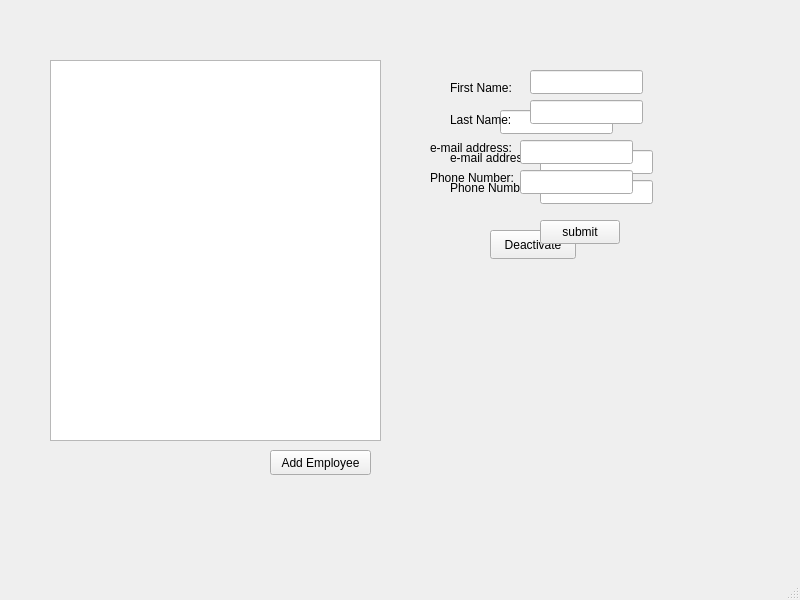
This is SquareHackathon/mainwindow.ui in rbrueda/System-of-Style as Qt 5 draws it before an edit. The edited form follows.
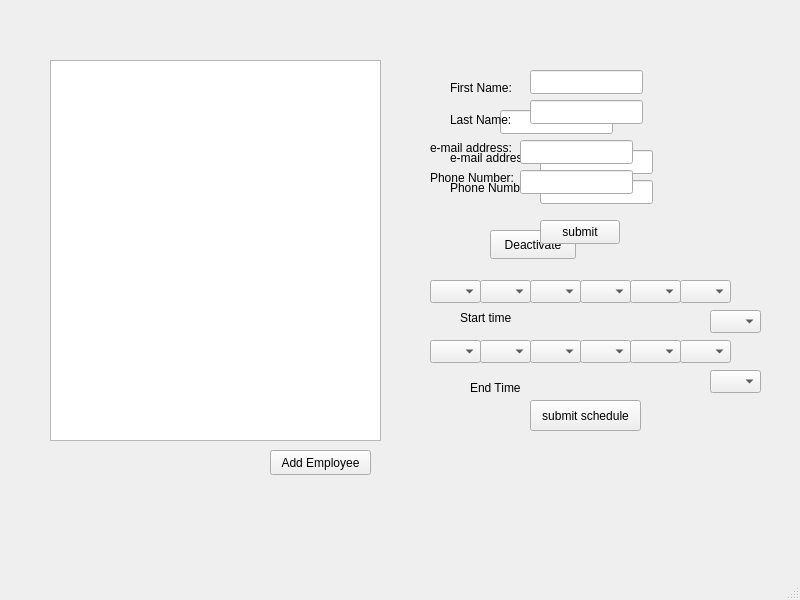
This is the edited form. The open tabs and pages were chosen to show the change.

Commit message: Populated dropdowns for employee dropdown

```diff
--- a/SquareHackathon/mainwindow.ui
+++ b/SquareHackathon/mainwindow.ui
@@ -260,6 +260,185 @@
         <string>submit</string>
        </property>
       </widget>
+      <widget class="QComboBox" name="monStartAddEmployee">
+       <property name="geometry">
+        <rect>
+         <x>0</x>
+         <y>210</y>
+         <width>51</width>
+         <height>23</height>
+        </rect>
+       </property>
+      </widget>
+      <widget class="QComboBox" name="tuesStartAddEmployee">
+       <property name="geometry">
+        <rect>
+         <x>50</x>
+         <y>210</y>
+         <width>51</width>
+         <height>23</height>
+        </rect>
+       </property>
+      </widget>
+      <widget class="QComboBox" name="wedStartAddEmployee">
+       <property name="geometry">
+        <rect>
+         <x>100</x>
+         <y>210</y>
+         <width>51</width>
+         <height>23</height>
+        </rect>
+       </property>
+      </widget>
+      <widget class="QComboBox" name="thursStartAddEmployee">
+       <property name="geometry">
+        <rect>
+         <x>150</x>
+         <y>210</y>
+         <width>51</width>
+         <height>23</height>
+        </rect>
+       </property>
+      </widget>
+      <widget class="QComboBox" name="friStartAddEmployee">
+       <property name="geometry">
+        <rect>
+         <x>200</x>
+         <y>210</y>
+         <width>51</width>
+         <height>23</height>
+        </rect>
+       </property>
+      </widget>
+      <widget class="QComboBox" name="satStartAddEmployee">
+       <property name="geometry">
+        <rect>
+         <x>250</x>
+         <y>210</y>
+         <width>51</width>
+         <height>23</height>
+        </rect>
+       </property>
+      </widget>
+      <widget class="QComboBox" name="sunStartAddEmployee">
+       <property name="geometry">
+        <rect>
+         <x>280</x>
+         <y>240</y>
+         <width>51</width>
+         <height>23</height>
+        </rect>
+       </property>
+      </widget>
+      <widget class="QLabel" name="txt_startTimeAddEmployee">
+       <property name="geometry">
+        <rect>
+         <x>30</x>
+         <y>240</y>
+         <width>58</width>
+         <height>15</height>
+        </rect>
+       </property>
+       <property name="text">
+        <string>Start time</string>
+       </property>
+      </widget>
+      <widget class="QComboBox" name="monEndAddEmployee">
+       <property name="geometry">
+        <rect>
+         <x>0</x>
+         <y>270</y>
+         <width>51</width>
+         <height>23</height>
+        </rect>
+       </property>
+      </widget>
+      <widget class="QComboBox" name="tuesEndAddEmployee">
+       <property name="geometry">
+        <rect>
+         <x>50</x>
+         <y>270</y>
+         <width>51</width>
+         <height>23</height>
+        </rect>
+       </property>
+      </widget>
+      <widget class="QComboBox" name="wedEndAddEmployeee">
+       <property name="geometry">
+        <rect>
+         <x>100</x>
+         <y>270</y>
+         <width>51</width>
+         <height>23</height>
+        </rect>
+       </property>
+      </widget>
+      <widget class="QComboBox" name="thursEndAddEmployee">
+       <property name="geometry">
+        <rect>
+         <x>150</x>
+         <y>270</y>
+         <width>51</width>
+         <height>23</height>
+        </rect>
+       </property>
+      </widget>
+      <widget class="QComboBox" name="friEndAddEmployee">
+       <property name="geometry">
+        <rect>
+         <x>200</x>
+         <y>270</y>
+         <width>51</width>
+         <height>23</height>
+        </rect>
+       </property>
+      </widget>
+      <widget class="QComboBox" name="satEndAddEmployee">
+       <property name="geometry">
+        <rect>
+         <x>250</x>
+         <y>270</y>
+         <width>51</width>
+         <height>23</height>
+        </rect>
+       </property>
+      </widget>
+      <widget class="QComboBox" name="sunEndAddEmployee">
+       <property name="geometry">
+        <rect>
+         <x>280</x>
+         <y>300</y>
+         <width>51</width>
+         <height>23</height>
+        </rect>
+       </property>
+      </widget>
+      <widget class="QLabel" name="label_2">
+       <property name="geometry">
+        <rect>
+         <x>40</x>
+         <y>310</y>
+         <width>58</width>
+         <height>15</height>
+        </rect>
+       </property>
+       <property name="text">
+        <string>End Time</string>
+       </property>
+      </widget>
+      <widget class="QPushButton" name="submitSchedule_button">
+       <property name="geometry">
+        <rect>
+         <x>100</x>
+         <y>330</y>
+         <width>111</width>
+         <height>31</height>
+        </rect>
+       </property>
+       <property name="text">
+        <string>submit schedule</string>
+       </property>
+      </widget>
      </widget>
     </widget>
     <widget class="QWidget" name="bookManagerView">
```
Left out of the diff: 2 changed lines with no effect on the pictures. The commit also changes 2 other files.
